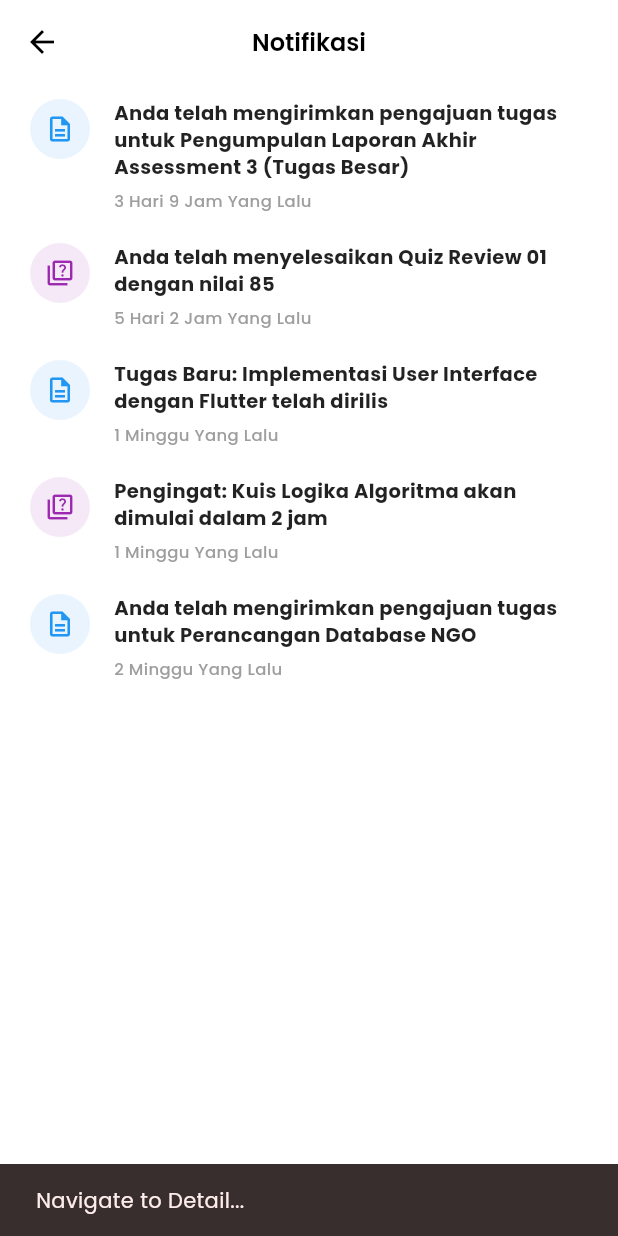
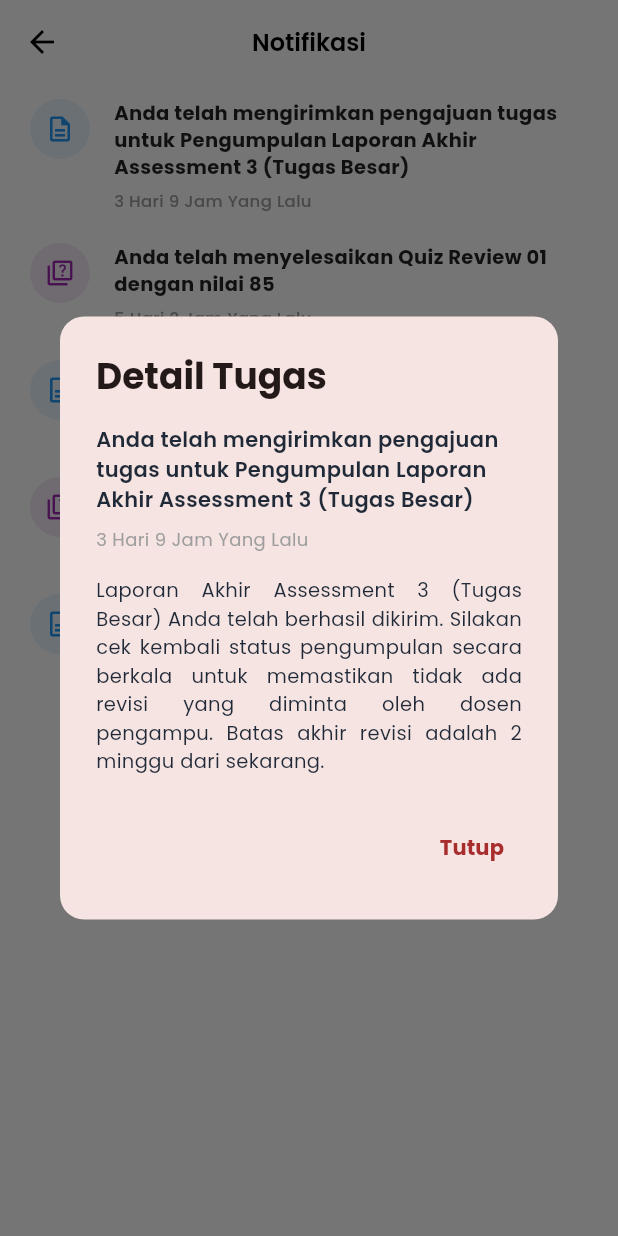
Before and after one commit to muzammilbinmarsuhen/Project-Uas-Celoe_Community, a Flutter app: the NotifikasiPage screen opened by its route, after a tap on "Anda telah mengirimkan pengajuan tugas u", on a phone screen of 412 x 824 dp. Run offline on Flutter 3.47's test engine with Material 3 defaults, Android fonts, the phone set to English and light mode, and no system bars; our stand-ins replace file_picker, flutter_riverpod, google_fonts, image_picker, shared_preferences, video_player and 2 more; missing offline and left inert: webview_flutter_wkwebview; accounts and stored records are empty.

Commit message:
Penyempurnaan halaman menu Notifikasi (detail notifikasi)

```diff
--- a/lib/features/notification/notification_page.dart
+++ b/lib/features/notification/notification_page.dart
@@ -17,26 +17,31 @@ class _NotifikasiPageState extends State<NotifikasiPage> with SingleTickerProvid
       'type': 'tugas', // 'tugas' or 'kuis'
       'title': 'Anda telah mengirimkan pengajuan tugas untuk Pengumpulan Laporan Akhir Assessment 3 (Tugas Besar)',
       'time': '3 Hari 9 Jam Yang Lalu',
+      'message': 'Laporan Akhir Assessment 3 (Tugas Besar) Anda telah berhasil dikirim. Silakan cek kembali status pengumpulan secara berkala untuk memastikan tidak ada revisi yang diminta oleh dosen pengampu. Batas akhir revisi adalah 2 minggu dari sekarang.',
     },
     {
       'type': 'kuis',
       'title': 'Anda telah menyelesaikan Quiz Review 01 dengan nilai 85',
       'time': '5 Hari 2 Jam Yang Lalu',
+      'message': 'Selamat! Anda telah menyelesaikan Quiz Review 01. Nilai akhir Anda adalah 85/100. Anda dapat melihat detail jawaban dan pembahasan pada menu Kuis di halaman kelas.',
     },
     {
       'type': 'tugas',
       'title': 'Tugas Baru: Implementasi User Interface dengan Flutter telah dirilis',
       'time': '1 Minggu Yang Lalu',
+      'message': 'Dosen Pengampu telah menambahkan tugas baru: "Implementasi User Interface dengan Flutter". Tugas ini mencakup pembuatan layout responsif dan penggunaan widget dasar. Tenggat waktu pengumpulan adalah 10 Januari 2026.',
     },
     {
       'type': 'kuis',
       'title': 'Pengingat: Kuis Logika Algoritma akan dimulai dalam 2 jam',
       'time': '1 Minggu Yang Lalu',
+      'message': 'Kuis Logika Algoritma akan segera dimulai dalam 2 jam. Pastikan koneksi internet Anda stabil dan siapkan perangkat Anda. Durasi kuis adalah 60 menit.',
     },
      {
       'type': 'tugas',
       'title': 'Anda telah mengirimkan pengajuan tugas untuk Perancangan Database NGO',
       'time': '2 Minggu Yang Lalu',
+      'message': 'Tugas "Perancangan Database NGO" telah diterima sistem. Terima kasih telah mengumpulkan tepat waktu.',
     },
   ];
 
@@ -54,6 +59,51 @@ class _NotifikasiPageState extends State<NotifikasiPage> with SingleTickerProvid
   void dispose() {
     _controller.dispose();
     super.dispose();
+  }
+
+  void _showDetailDialog(BuildContext context, Map<String, dynamic> item) {
+    showDialog(
+      context: context,
+      builder: (context) {
+        return AlertDialog(
+          shape: RoundedRectangleBorder(borderRadius: BorderRadius.circular(16)),
+          title: Text(
+            item['type'] == 'tugas' ? 'Detail Tugas' : 'Detail Kuis',
+            style: GoogleFonts.poppins(fontWeight: FontWeight.bold),
+          ),
+          content: Column(
+            mainAxisSize: MainAxisSize.min,
+            crossAxisAlignment: CrossAxisAlignment.start,
+            children: [
+               Text(
+                 item['title'],
+                 style: GoogleFonts.poppins(fontWeight: FontWeight.w600, fontSize: 14),
+               ),
+               const SizedBox(height: 8),
+               Text(
+                 item['time'],
+                 style: GoogleFonts.poppins(fontSize: 12, color: Colors.grey),
+               ),
+               const SizedBox(height: 16),
+               Text(
+                 item['message'] ?? 'Tidak ada deskripsi detail.',
+                 style: GoogleFonts.poppins(fontSize: 13, height: 1.5),
+                 textAlign: TextAlign.justify,
+               ),
+            ],
+          ),
+          actions: [
+            TextButton(
+              onPressed: () => Navigator.pop(context),
+              child: Text(
+                'Tutup',
+                style: GoogleFonts.poppins(color: const Color(0xFFA82E2E), fontWeight: FontWeight.bold)
+              ),
+            ),
+          ],
+        );
+      },
+    );
   }
 
   @override
@@ -123,10 +173,7 @@ class _NotifikasiPageState extends State<NotifikasiPage> with SingleTickerProvid
 
     return InkWell(
       onTap: () {
-        // Placeholder navigation
-        ScaffoldMessenger.of(context).showSnackBar(
-           const SnackBar(content: Text('Navigate to Detail...')),
-        );
+        _showDetailDialog(context, item);
       },
       borderRadius: BorderRadius.circular(8),
       child: Row(
```
